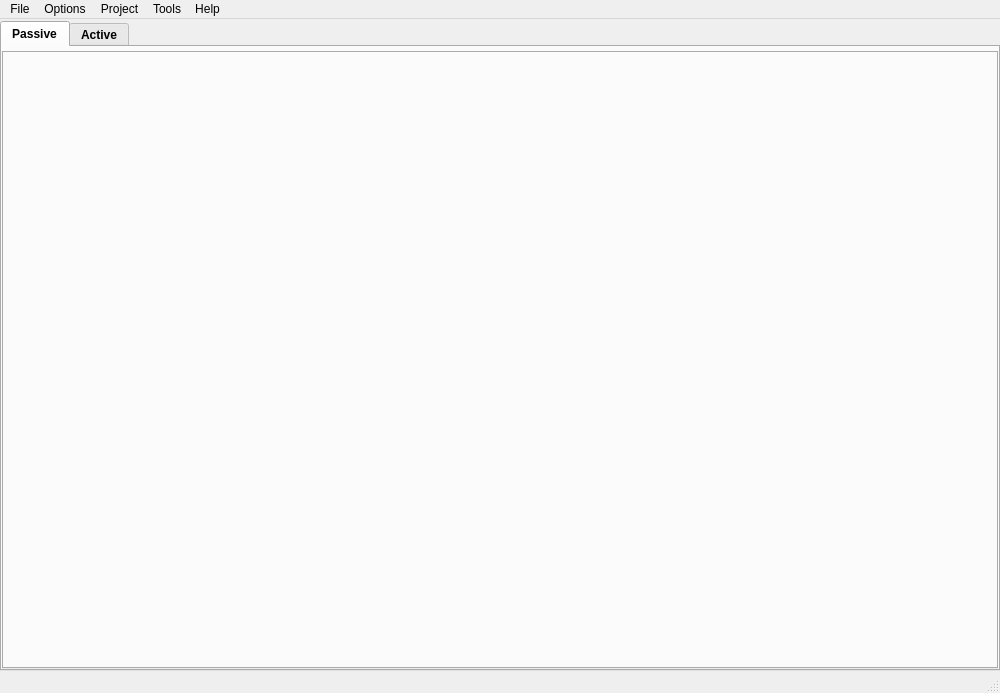
Before: the Qt Designer form sub3suite/src/MainWindow.ui in 3nock/OTE, drawn with Qt 5.
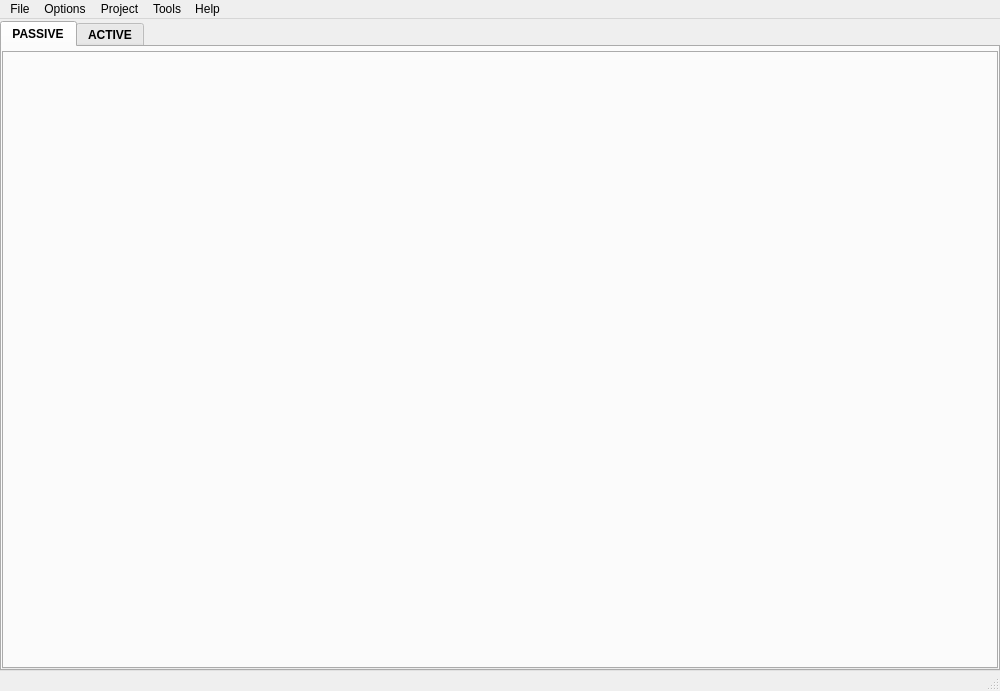
After: the same form once the commit is applied. Icons and pictures are not drawn.

```diff
--- a/sub3suite/src/MainWindow.ui
+++ b/sub3suite/src/MainWindow.ui
@@ -624,7 +624,7 @@
       </property>
       <widget class="QWidget" name="tabPassive">
        <attribute name="title">
-        <string>Passive</string>
+        <string>PASSIVE</string>
        </attribute>
        <layout class="QVBoxLayout" name="verticalLayout_2">
         <property name="leftMargin">
@@ -654,7 +654,7 @@
       </widget>
       <widget class="QWidget" name="tabActive">
        <attribute name="title">
-        <string>Active</string>
+        <string>ACTIVE</string>
        </attribute>
        <layout class="QVBoxLayout" name="verticalLayout_3">
         <property name="leftMargin">
@@ -756,7 +756,14 @@
    <addaction name="menuTools"/>
    <addaction name="menuHelp"/>
   </widget>
-  <widget class="QStatusBar" name="statusbar"/>
+  <widget class="QStatusBar" name="statusbar">
+   <property name="minimumSize">
+    <size>
+     <width>0</width>
+     <height>20</height>
+    </size>
+   </property>
+  </widget>
   <action name="actionopen_project">
    <property name="text">
     <string>open</string>
```
Left out of the diff: 9 changed lines with no effect on the pictures.
